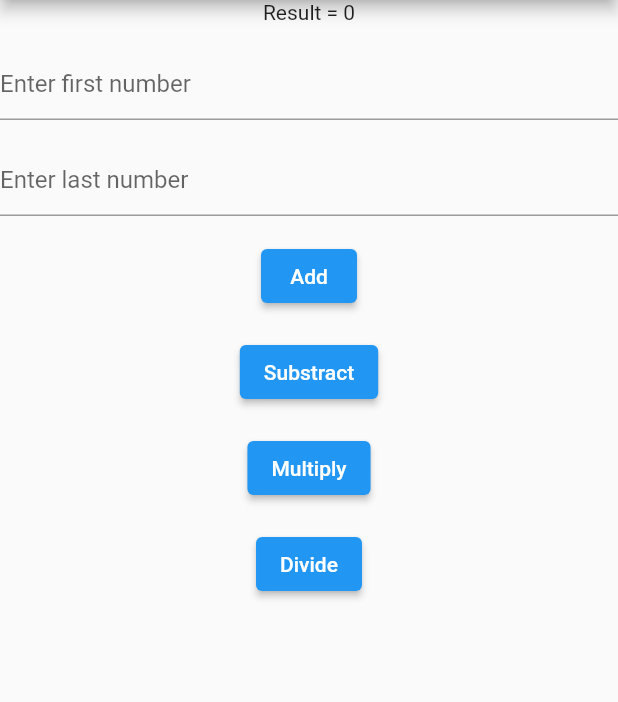
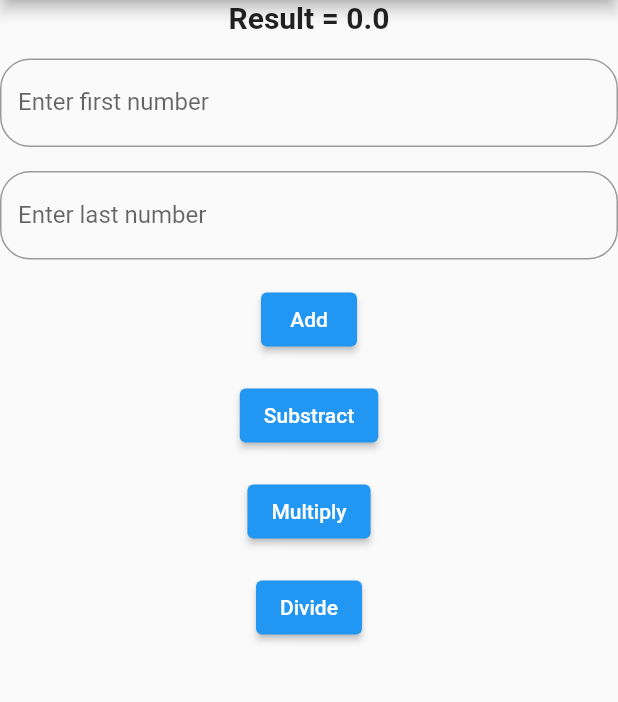
Before and after one commit to retnoas/flutter-retnoas-fundamental, a Flutter app: the screen it shows after launch, after a tap on "Add", on a phone screen of 412 x 824 dp, the part 84-786 px from its top. Run offline on Flutter 3.47's test engine with Material 2 defaults, Android fonts, the phone set to English and light mode, and no system bars.

Commit message:
ini adalah update

```diff
--- a/lib/main.dart
+++ b/lib/main.dart
@@ -21,40 +21,60 @@ class MyApp extends StatelessWidget {
   }
 }
 
-class MyHomePage extends StatelessWidget {
+class MyHomePage extends StatefulWidget {
   final String title;
-  const MyHomePage({Key? key, required this.title}) : super(key: key);
+
+  MyHomePage({Key? key, required this.title}) : super(key: key);
+
+  @override
+  State<MyHomePage> createState() => _MyHomePageState();
+}
+
+class _MyHomePageState extends State<MyHomePage> {
+  final TextEditingController firstController = TextEditingController();
+  final TextEditingController secondController = TextEditingController();
+  double result = 0;
 
   @override
   Widget build(BuildContext context) {
     return Scaffold(
-      appBar: AppBar(
-        title: Text(title),
-      ),
+      appBar: AppBar(title: Text(widget.title)),
       body: Center(
         child: Column(
           mainAxisAlignment: MainAxisAlignment.start,
           children: <Widget>[
             Text(
-              'Result = 0',
+              'Result = $result',
+              style: TextStyle(fontSize: 20, fontWeight: FontWeight.bold),
               textAlign: TextAlign.left,
               textDirection: TextDirection.ltr,
             ),
             SizedBox(height: 16), // add vertical space of 16 pixels
             TextField(
+              controller: firstController,
+              keyboardType: TextInputType.number,
               decoration: InputDecoration(
-                hintText: 'Enter first number',
-              ),
+                  labelText: 'Enter first number',
+                  border: OutlineInputBorder(
+                      borderRadius: BorderRadius.circular(20))),
             ),
             SizedBox(height: 16), // add vertical space of 16 pixels
             TextField(
+              controller: secondController,
+              keyboardType: TextInputType.number,
               decoration: InputDecoration(
-                hintText: 'Enter last number',
-              ),
+                  labelText: 'Enter last number',
+                  border: OutlineInputBorder(
+                      borderRadius: BorderRadius.circular(20))),
             ),
             SizedBox(height: 16), // add vertical space of 16 pixels
             ElevatedButton(
               onPressed: () {
+                double a = double.parse(firstController.text);
+                double b = double.parse(secondController.text);
+                setState(() {
+                  result = a + b;
+                });
                 // Action when button is pressed
               },
               child: Text('Add'),
@@ -62,6 +82,11 @@ class MyHomePage extends StatelessWidget {
             SizedBox(height: 16), // add vertical space of 16 pixels
             ElevatedButton(
               onPressed: () {
+                double a = double.parse(firstController.text);
+                double b = double.parse(secondController.text);
+                setState(() {
+                  result = a - b;
+                });
                 // Action when button is pressed
               },
               child: Text('Substract'),
@@ -69,6 +94,11 @@ class MyHomePage extends StatelessWidget {
             SizedBox(height: 16), // add vertical space of 16 pixels
             ElevatedButton(
               onPressed: () {
+                double a = double.parse(firstController.text);
+                double b = double.parse(secondController.text);
+                setState(() {
+                  result = a * b;
+                });
                 // Action when button is pressed
               },
               child: Text('Multiply'),
@@ -76,6 +106,11 @@ class MyHomePage extends StatelessWidget {
             SizedBox(height: 16), // add vertical space of 16 pixels
             ElevatedButton(
               onPressed: () {
+                double a = double.parse(firstController.text);
+                double b = double.parse(secondController.text);
+                setState(() {
+                  result = a / b;
+                });
                 // Action when button is pressed
               },
               child: Text('Divide'),
```
